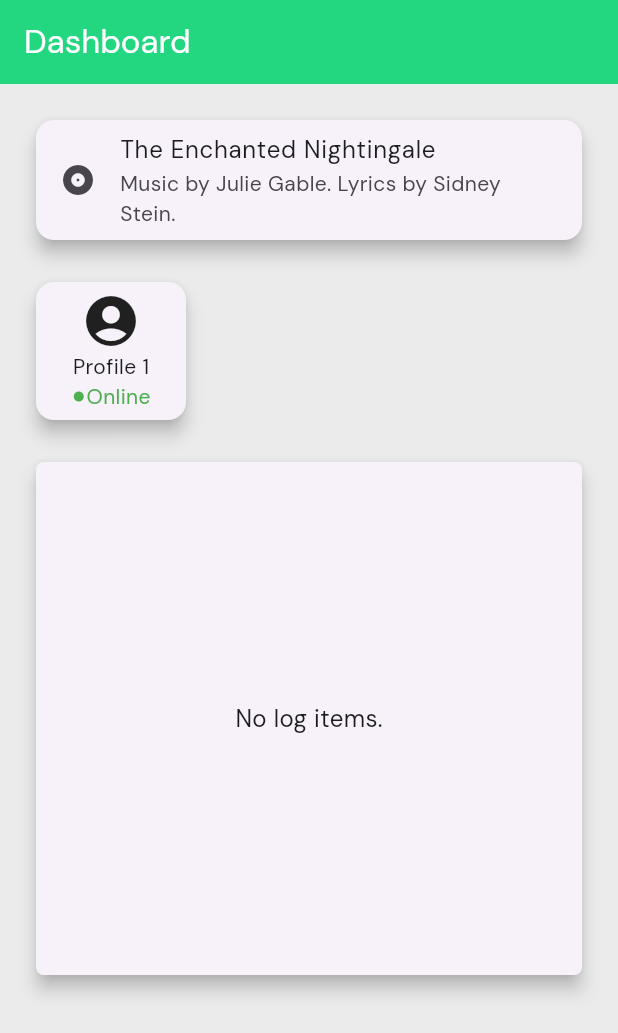
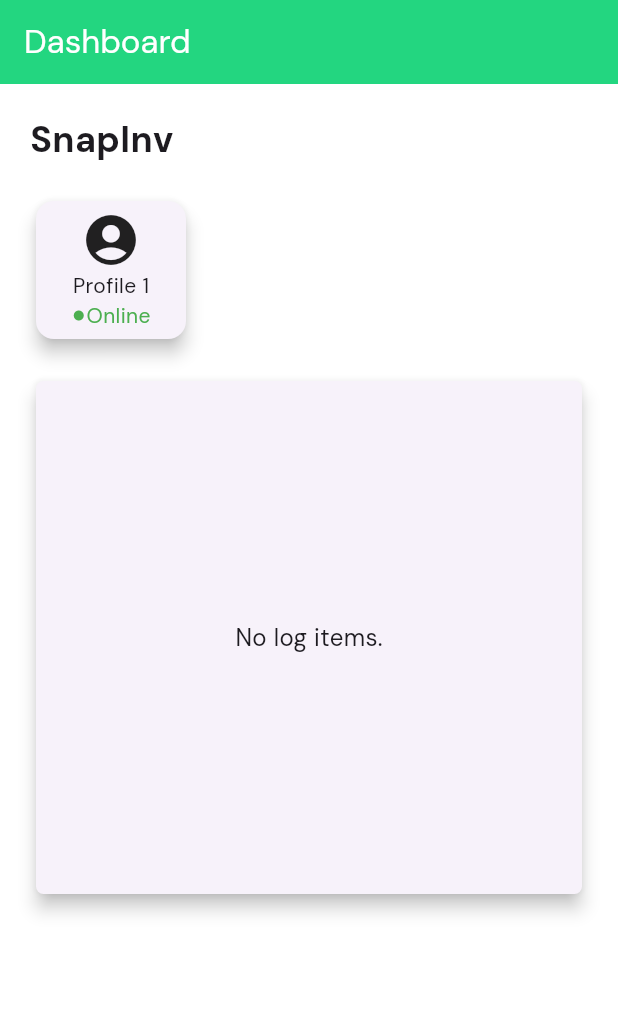
Before and after one commit to NoahBrod/SnapInv, a Flutter app: the DashboardPage screen opened directly, on a phone screen of 412 x 824 dp. Shown: the top 1033 px of the screen. Run offline on Flutter 3.47's test engine with Material 3 defaults, Android fonts, the phone set to English and light mode, and no system bars; our stand-ins replace google_fonts, image_picker, shared_preferences; missing offline and left inert: barcode_scan2, mobile_scanner; accounts and stored records are empty; network calls fail.

Commit message:
Updating dashboard

```diff
--- a/snapinv_mobile/lib/pages/dashboard.dart
+++ b/snapinv_mobile/lib/pages/dashboard.dart
@@ -38,8 +38,11 @@ class DashboardPageState extends State<DashboardPage>
       }
 
       List<dynamic> jsonList = jsonDecode(response.body);
-      List<Logitem> logList =
-          jsonList.map((json) => Logitem.fromJson(json)).toList().reversed.toList();
+      List<Logitem> logList = jsonList
+          .map((json) => Logitem.fromJson(json))
+          .toList()
+          .reversed
+          .toList();
 
       setState(() {
         transactionLogs = logList;
@@ -63,26 +66,15 @@ class DashboardPageState extends State<DashboardPage>
       ),
       body: Center(
         child: Container(
-          color: Color.fromRGBO(235, 235, 235, 1),
+          color: Colors.white,
           child: Column(
             children: <Widget>[
               Padding(
                 padding: EdgeInsets.all(20),
-                child: SizedBox(
-                  // height: 250,
-                  child: Card(
-                    elevation: 5,
-                    child: Column(
-                      children: <Widget>[
-                        ListTile(
-                          leading: Icon(Icons.album),
-                          title: Text('The Enchanted Nightingale'),
-                          subtitle: Text(
-                              'Music by Julie Gable. Lyrics by Sidney Stein.'),
-                        ),
+                child: Row(
+                  children: [
+                    Text('SnapInv', style: TextStyle(fontSize: 24, fontWeight: FontWeight.bold),),
                   ],
-                    ),
-                  ),
                 ),
               ),
               Padding(
@@ -164,7 +156,9 @@ class DashboardPageState extends State<DashboardPage>
                                   isThreeLine: true,
                                   title: Text(
                                     "${transaction.logType} ${transaction.logBody}",
-                                      style: TextStyle(fontSize: 15, ),
+                                    style: TextStyle(
+                                      fontSize: 15,
+                                    ),
                                   ),
                                   subtitle: Text(''),
                                   trailing: Text(transaction.date
@@ -172,7 +166,6 @@ class DashboardPageState extends State<DashboardPage>
                                       .split('T')
                                       .first),
                                 ),
-
                               );
                             },
                             separatorBuilder: (context, index) {
```
Lines whose indentation alone changed are shown as unchanged.
